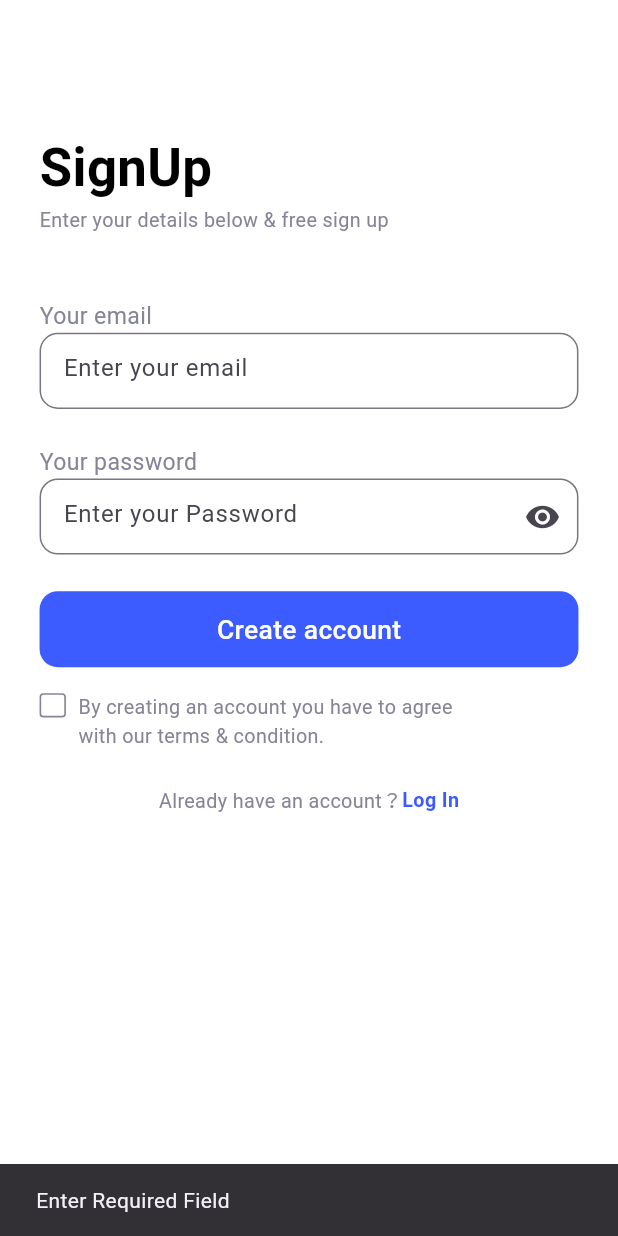
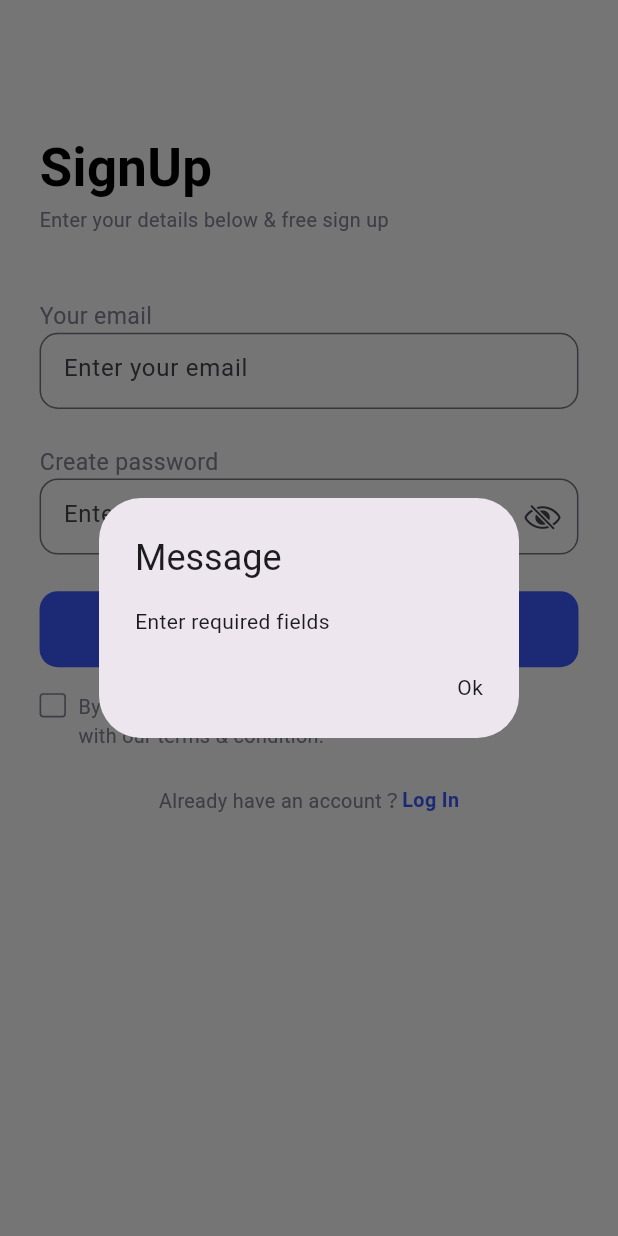
Before and after one commit to hasan-wahab/learning-app, a Flutter app: the SignUpScreen screen opened by its route, after a tap on "Create account", on a phone screen of 412 x 824 dp. Run offline on Flutter 3.47's test engine with Material 3 defaults, Android fonts, the light colour scheme and no system bars; our stand-ins replace firebase_auth, firebase_core, flutter_bloc, flutter_screenutil; accounts and stored records are empty.

Commit message:
User signUp with bloc state management

```diff
--- a/lib/app_ui/app_widgets/app_text_field.dart
+++ b/lib/app_ui/app_widgets/app_text_field.dart
@@ -10,7 +10,7 @@ class AppTextField extends StatelessWidget {
   String Function(String? value)? validator;
   TextEditingController? controller = TextEditingController();
   void Function(String value)? onChange;
-
+   bool obscureText;
   AppTextField({
     super.key,
     this.icon,
@@ -21,6 +21,7 @@ class AppTextField extends StatelessWidget {
     this.controller,
     this.validator,
     this.onChange,
+    this.obscureText=false,
   });
 
   @override
@@ -30,6 +31,7 @@ class AppTextField extends StatelessWidget {
       width: width.w,
       decoration: BoxDecoration(borderRadius: BorderRadius.circular(12.r)),
       child: TextFormField(
+        obscureText: obscureText,
         onChanged: (value)=>onChange!(value),
         validator: (value) => validator!(value),
         controller: controller,
--- a/lib/app_ui/user_auth/sign_up_screen/sign_up_bloc/sign_up_bloc.dart
+++ b/lib/app_ui/user_auth/sign_up_screen/sign_up_bloc/sign_up_bloc.dart
@@ -5,22 +5,78 @@ import 'package:foodi/app_ui/user_auth/sign_up_screen/sign_up_bloc/sign_up_state
 class SignUpScreenBloc extends Bloc<SignUpEvents, SignUpStates> {
   SignUpScreenBloc() : super(SignUpStates()) {
     on<EmailEvent>((event, emit) {
-      emit(state.copyWith(email: event.email));
+      emit(
+        state.copyWith(
+          email: event.email,
+          errorMsg: '',
+          isAgree: state.isAgree,
+          isLoading: false,
+          obscureText: state.obscureText,
+        ),
+      );
       print(state.email);
+      print(state.isAgree);
     });
     on<PasswordEvent>((event, emit) {
-      emit(state.copyWith(password: event.password));
+      emit(
+        state.copyWith(
+          password: event.password,
+          errorMsg: '',
+          isAgree: state.isAgree,
+          isLoading: false,
+          obscureText: state.obscureText,
+        ),
+      );
       print(state.password);
+      print(state.isAgree);
     });
     on<ErrorEvent>((event, emit) {
-      emit(state.copyWith(errorMsg: event.errorMsg));
+      if (state.password.isEmpty || state.email.isEmpty) {
+        emit(
+          state.copyWith(
+            errorMsg: event.errorMsg,
+            isAgree: state.isAgree,
+            isLoading: false,
+            obscureText: state.obscureText,
+          ),
+        );
+        print(state.errorMsg);
+      } else {
+        emit(
+          state.copyWith(
+            errorMsg: event.errorMsg,
+            isAgree: state.isAgree,
+            isLoading: false,
+            obscureText: state.obscureText,
+          ),
+        );
+        print('${state.errorMsg} 2nd');
+      }
     });
     on<LoadingEvent>((event, emit) {
-      emit(state.copyWith(isLoading: event.isLoading));
+      emit(
+        state.copyWith(
+          isLoading: event.isLoading,
+          errorMsg: '',
+          isAgree: state.isAgree,
+          obscureText: state.obscureText,
+        ),
+      );
+      print(state.isLoading);
     });
-
     on<AgreeWithTermsAndConditionEvent>((event, emit) {
-      emit(state.copyWith(isAgree: event.isAgree));
+      emit(
+        state.copyWith(
+          isAgree: event.isAgree,
+          errorMsg: '',
+          isLoading: false,
+          obscureText: state.obscureText,
+        ),
+      );
+      print(state.isAgree);
+    });
+    on<ObscureTextEvent>((event, emit) {
+      emit(state.copyWith(obscureText: event.obscureText,isAgree: state.isAgree,isLoading: state.isLoading),);
     });
   }
 }
--- a/lib/app_ui/user_auth/sign_up_screen/sign_up_bloc/sign_up_events.dart
+++ b/lib/app_ui/user_auth/sign_up_screen/sign_up_bloc/sign_up_events.dart
@@ -1,4 +1,4 @@
-class SignUpEvents {}
+abstract class SignUpEvents {}
 
 class EmailEvent extends SignUpEvents {
   String email;
@@ -8,7 +8,6 @@ class EmailEvent extends SignUpEvents {
 
 class PasswordEvent extends SignUpEvents {
   String password;
-
   PasswordEvent({required this.password});
 }
 
@@ -27,3 +26,9 @@ class AgreeWithTermsAndConditionEvent extends SignUpEvents {
 
   AgreeWithTermsAndConditionEvent({required this.isAgree});
 }
+
+class ObscureTextEvent extends SignUpEvents {
+  bool obscureText;
+
+  ObscureTextEvent({required this.obscureText});
+}
--- a/lib/app_ui/user_auth/sign_up_screen/sign_up_bloc/sign_up_states.dart
+++ b/lib/app_ui/user_auth/sign_up_screen/sign_up_bloc/sign_up_states.dart
@@ -2,8 +2,9 @@ class SignUpStates {
   final String email;
   final String password;
   final String errorMsg;
-  final bool isLoading;
-  final bool isAgree;
+   bool isLoading;
+   bool isAgree;
+   bool obscureText;
 
   SignUpStates({
     this.email = '',
@@ -11,6 +12,7 @@ class SignUpStates {
     this.errorMsg = '',
     this.isLoading = false,
     this.isAgree =false,
+    this.obscureText=true,
   });
 
   SignUpStates copyWith({
@@ -19,6 +21,7 @@ class SignUpStates {
     String? errorMsg,
     bool isLoading = false,
     bool isAgree=false,
+    bool obscureText=true,
   }) {
     return SignUpStates(
       email: email ?? this.email,
@@ -26,6 +29,7 @@ class SignUpStates {
       errorMsg: errorMsg ?? this.errorMsg,
       isLoading: isLoading,
       isAgree: isAgree,
+      obscureText: obscureText,
     );
   }
 }
--- a/lib/app_ui/user_auth/sign_up_screen/sign_up_screen.dart
+++ b/lib/app_ui/user_auth/sign_up_screen/sign_up_screen.dart
@@ -1,3 +1,4 @@
+import 'package:flutter/cupertino.dart';
 import 'package:flutter/material.dart';
 import 'package:flutter_bloc/flutter_bloc.dart';
 import 'package:flutter_screenutil/flutter_screenutil.dart';
@@ -6,7 +7,6 @@ import 'package:foodi/app_ui/app_widgets/app_check_box.dart';
 import 'package:foodi/app_ui/app_widgets/app_text_button.dart';
 import 'package:foodi/app_ui/app_widgets/app_text_field.dart';
 import 'package:foodi/app_ui/app_widgets/reuseable_text.dart';
-import 'package:foodi/app_ui/user_auth/login_screen/login_screen.dart';
 import 'package:foodi/app_ui/user_auth/sign_up_screen/sign_up_bloc/sign_up_bloc.dart';
 import 'package:foodi/app_ui/user_auth/sign_up_screen/sign_up_bloc/sign_up_events.dart';
 import 'package:foodi/app_ui/user_auth/sign_up_screen/sign_up_bloc/sign_up_states.dart';
@@ -25,11 +25,39 @@ class SignUpScreen extends StatelessWidget {
     var addEvent = context.read<SignUpScreenBloc>();
     return BlocConsumer<SignUpScreenBloc, SignUpStates>(
       listener: (context, listener) {
-        if (listener.errorMsg != '' || listener.errorMsg.isNotEmpty) {
-          ScaffoldMessenger.of(
+        if (listener.errorMsg.isNotEmpty && listener.isLoading == false) {
+          showDialog(
+            context: context,
+            builder: (context) {
+              return AlertDialog(
+                title: Text('Message'),
+                content: Text(listener.errorMsg),
+                actions: [
+                  InkWell(
+                    onTap: () {
+                      if (listener.errorMsg ==
+                          'Please check your email inbox to follow the link and verify you email.') {
+                        Navigator.pop(context);
+                        Navigator.pushReplacementNamed(
                           context,
-          ).showSnackBar(SnackBar(content: Text(listener.errorMsg)));
-          addEvent.add(ErrorEvent(errorMsg: ''));
+                          AppRoutes.loginScreen,
+                        );
+                      } else {
+                        Navigator.pop(context);
+                      }
+                    },
+                    child: ReuseableText(
+                      text:
+                          listener.errorMsg ==
+                              'Please check your email inbox to follow the link and verify you email.'
+                          ? 'Continue'
+                          : 'Ok',
+                    ),
+                  ),
+                ],
+              );
+            },
+          );
         }
       },
       builder: (context, state) {
@@ -46,9 +74,7 @@ class SignUpScreen extends StatelessWidget {
           //         ),
           //       ),
           backgroundColor: AppColors.backgroundColor,
-          body: state.isLoading
-              ? Center(child: CircularProgressIndicator())
-              : ListView(
+          body: ListView(
             // controller: scrollController,
             padding: AppSize.bodyPadding(horizontal: 24, vertical: 0),
             children: [
@@ -67,8 +93,9 @@ class SignUpScreen extends StatelessWidget {
               AppSize.widgetGap(height: 43),
               ReuseableText(
                 text: 'Your email',
-                      textStyle: AppTStyleAndSize.fourthSmallTextStyle()
-                          .copyWith(fontSize: 14.sp),
+                textStyle: AppTStyleAndSize.fourthSmallTextStyle().copyWith(
+                  fontSize: 14.sp,
+                ),
               ),
               // Text Field
               AppTextField(
@@ -79,33 +106,40 @@ class SignUpScreen extends StatelessWidget {
               ),
               AppSize.widgetGap(height: 24),
               ReuseableText(
-                      text: 'Your password',
-                      textStyle: AppTStyleAndSize.fourthSmallTextStyle()
-                          .copyWith(fontSize: 14.sp),
+                text: 'Create password',
+                textStyle: AppTStyleAndSize.fourthSmallTextStyle().copyWith(
+                  fontSize: 14.sp,
+                ),
               ),
               AppTextField(
+                obscureText: state.obscureText,
                 onChange: (value) {
                   addEvent.add(PasswordEvent(password: value.toString()));
                 },
-                      icon: Icon(Icons.remove_red_eye_rounded),
+                icon: InkWell(
+                  onTap: () {
+                    addEvent.add(
+                      ObscureTextEvent(
+                        obscureText: state.obscureText = !state.obscureText,
+                      ),
+                    );
+                  },
+                  child: state.obscureText == true
+                      ? Icon(CupertinoIcons.eye_slash)
+                      : Icon(CupertinoIcons.eye),
+                ),
                 hintText: 'Enter your Password',
               ),
               AppSize.widgetGap(height: 24),
               AppBtn(
+                icon: state.isLoading == true
+                    ? CircularProgressIndicator(color: Colors.white)
+                    : null,
                 width: 327,
                 height: 50,
-                      text: 'Create account',
+                text: state.isLoading == false ? 'Create account' : null,
                 onTap: () async {
-                        if (state.email.isEmpty || state.password.isEmpty) {
-                          ScaffoldMessenger.of(context).showSnackBar(
-                            SnackBar(content: Text('Enter Required Field')),
-                          );
-                        } else {
-                          UserAuthHandler.userSignUp(
-                            state: state,
-                            context: context,
-                          );
-                        }
+                  UserAuthHandler.userSignUp(context: context);
                 },
               ),
               AppSize.widgetGap(height: 17),
@@ -116,11 +150,7 @@ class SignUpScreen extends StatelessWidget {
                 onTap: () {
                   addEvent.add(
                     AgreeWithTermsAndConditionEvent(
-                            isAgree: state.isAgree == true
-                                ? false
-                                : state.isAgree == false
-                                ? true
-                                : false,
+                      isAgree: state.isAgree = !state.isAgree,
                     ),
                   );
                 },
--- a/lib/app_ui/user_auth/user_auth_handler.dart
+++ b/lib/app_ui/user_auth/user_auth_handler.dart
@@ -3,67 +3,71 @@ import 'package:flutter/cupertino.dart';
 import 'package:flutter_bloc/flutter_bloc.dart';
 import 'package:foodi/app_ui/user_auth/sign_up_screen/sign_up_bloc/sign_up_bloc.dart';
 import 'package:foodi/app_ui/user_auth/sign_up_screen/sign_up_bloc/sign_up_events.dart';
-import 'package:foodi/app_ui/user_auth/sign_up_screen/sign_up_bloc/sign_up_states.dart';
 
 class UserAuthHandler {
   UserAuthHandler._();
+  static  userSignUp({required BuildContext context}) async {
+    var bloc = context.read<SignUpScreenBloc>();
+    final state = context.read<SignUpScreenBloc>().state;
+    FirebaseAuth auth = FirebaseAuth.instance;
 
-  static Future userSignUp({
-    required SignUpStates state,
-    required BuildContext context,
-  }) async {
-    final email = state.email;
-    final password = state.password;
-    var addEvent = context.read<SignUpScreenBloc>();
-    FirebaseAuth auth = FirebaseAuth.instance;
-    if (email == '' || password == '') {
-      // Enter required Fields
-      print('Enter required field');
-    } else if (state.isAgree == false) {
-      addEvent.add(
-        ErrorEvent(errorMsg: 'Please select the term and condition'),
-      );
+    if (state.email == '' || state.password == '') {
+      bloc.add(ErrorEvent(errorMsg: 'Enter required fields'));
+    } else if (state.isAgree == false &&
+        state.email != '' &&
+        state.password != '') {
+      bloc.add(ErrorEvent(errorMsg: 'Please agree to the Terms & Conditions before signing up.'));
     } else {
       try {
-        addEvent.add(LoadingEvent(isLoading: true));
-        addEvent.add(ErrorEvent(errorMsg:''));
-        await auth
-            .createUserWithEmailAndPassword(email: email, password: password)
-            .then((value) {
-              addEvent.add(LoadingEvent(isLoading: false));
-              addEvent.add(
-                ErrorEvent(errorMsg: 'User has been created with $email'),
-              );
-            });
+        bloc.add(LoadingEvent(isLoading: true));
+        final user = await FirebaseAuth.instance.createUserWithEmailAndPassword(
+          email: state.email,
+          password: state.password,
+        );
+        await user.user!.sendEmailVerification().then((value) {
+          bloc.add(LoadingEvent(isLoading: false));
+          bloc.add(AgreeWithTermsAndConditionEvent(isAgree: false));
+          bloc.add(
+            ErrorEvent(
+              errorMsg:
+                  'Please check your email inbox to follow the link and verify you email.',
+            ),
+          );
+        });
       } on FirebaseAuthException catch (e) {
+        bloc.add(LoadingEvent(isLoading: false));
         final String error = e.code.toString();
         if (error == 'invalid-email') {
           // The email address is badly formatted.
-          return addEvent.add(
+          bloc.add(
             ErrorEvent(errorMsg: 'The email address is badly formatted.'),
           );
         } else if (error == 'network-request-failed') {
           //
-          return addEvent.add(
+          return bloc.add(
             ErrorEvent(errorMsg: 'Check your internet connection'),
           );
         } else if (error == 'unknown') {
           // An internal error has occurred.
-          return addEvent.add(
+          return bloc.add(
             ErrorEvent(errorMsg: 'Please check internet connection'),
           );
         } else if (error == 'email-already-in-use') {
           // The email address is already in use by another account.
-          return addEvent.add(
+           bloc.add(
             ErrorEvent(
               errorMsg:
                   'The email address is already in use by another account.',
             ),
           );
         } else {
-          return addEvent.add(ErrorEvent(errorMsg: e.code.toString()));
+          return bloc.add(ErrorEvent(errorMsg: e.code.toString()));
         }
       }
     }
   }
+
+  static userLogIn(){
+
+  }
 }
```
Lines whose indentation alone changed are shown as unchanged.
